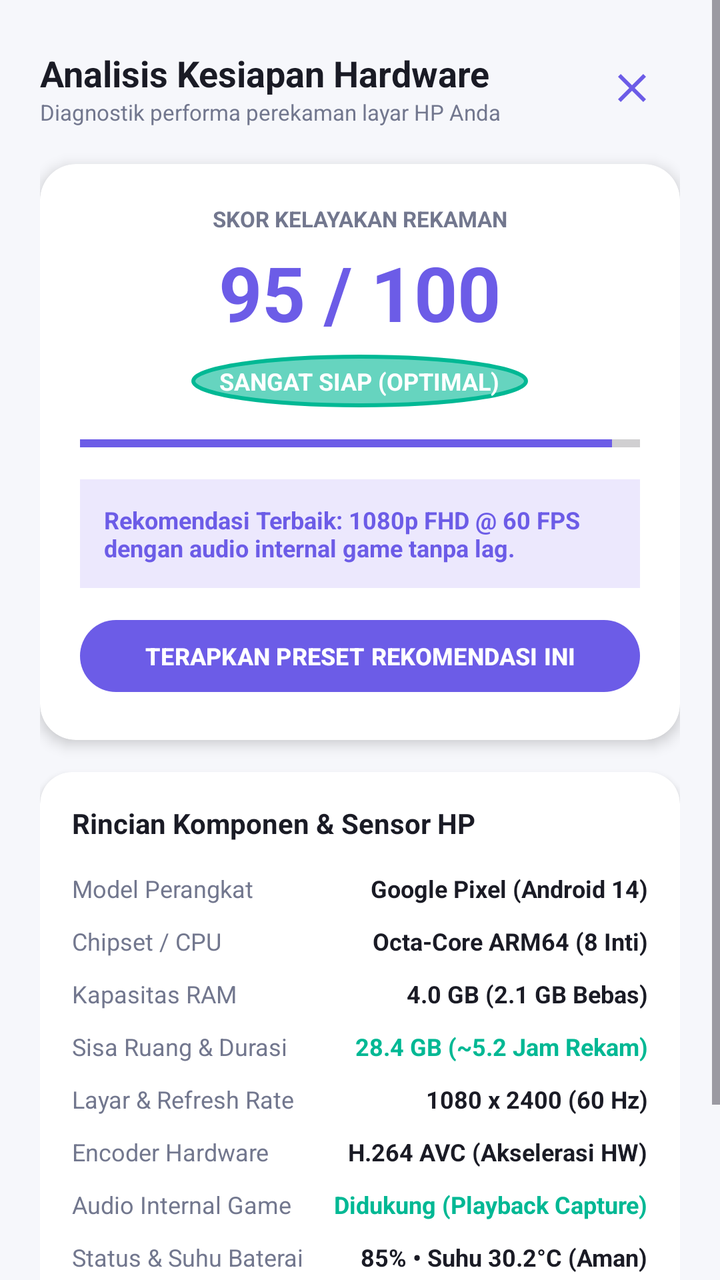
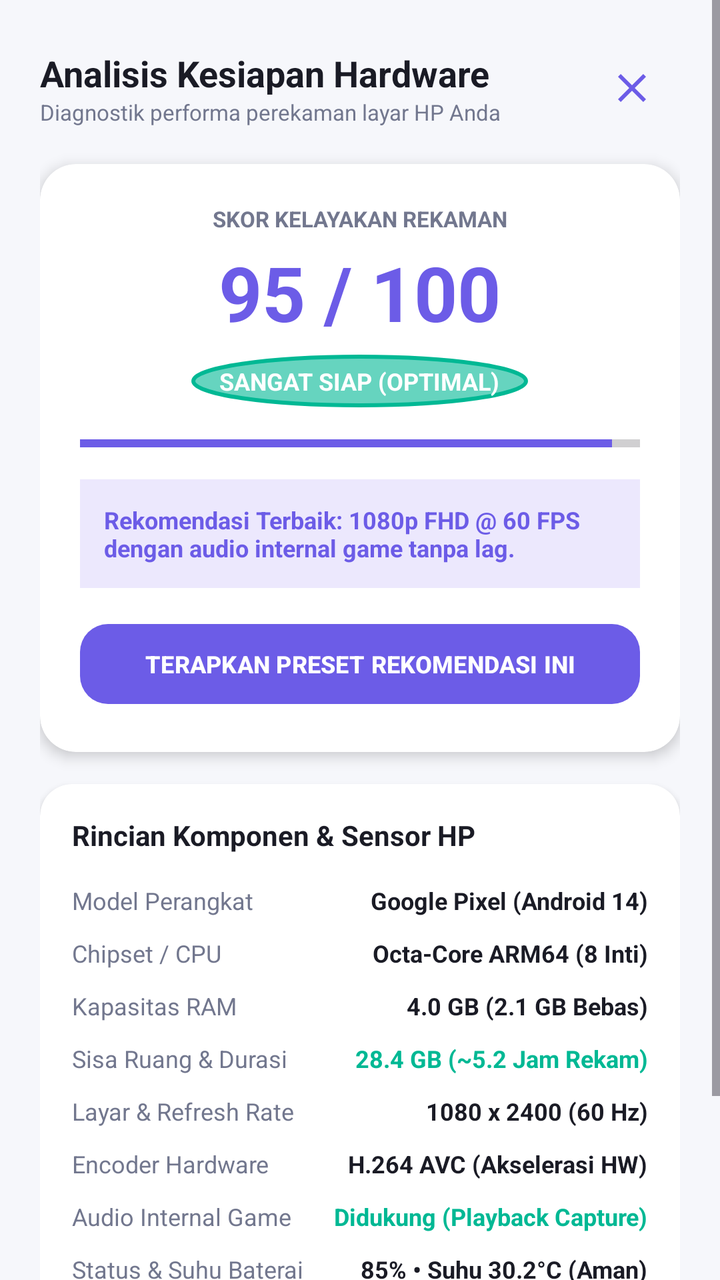

Screens rendered from an Android XML layout before and after an edit, with the pre-edit source and the edit as a unified diff.
<!-- AndroidManifest.xml: application theme Theme.RekaminDulu -->
<!-- res/layout/layout_spec_analysis_dialog.xml -->
<?xml version="1.0" encoding="utf-8"?>
<ScrollView xmlns:android="http://schemas.android.com/apk/res/android"
    xmlns:app="http://schemas.android.com/apk/res-auto"
    android:layout_width="match_parent"
    android:layout_height="wrap_content"
    android:background="@color/colorBackground"
    android:fillViewport="true">

    <LinearLayout
        android:layout_width="match_parent"
        android:layout_height="wrap_content"
        android:orientation="vertical"
        android:padding="20dp">

        
        <RelativeLayout
            android:layout_width="match_parent"
            android:layout_height="wrap_content"
            android:layout_marginBottom="14dp">

            <LinearLayout
                android:layout_width="wrap_content"
                android:layout_height="wrap_content"
                android:layout_alignParentStart="true"
                android:layout_centerVertical="true"
                android:orientation="vertical">

                <TextView
                    android:layout_width="wrap_content"
                    android:layout_height="wrap_content"
                    android:text="Analisis Kesiapan Hardware"
                    android:textColor="@color/textTitle"
                    android:textSize="18sp"
                    android:textStyle="bold" />

                <TextView
                    android:layout_width="wrap_content"
                    android:layout_height="wrap_content"
                    android:text="Diagnostik performa perekaman layar HP Anda"
                    android:textColor="@color/textCaption"
                    android:textSize="11sp" />
            </LinearLayout>

            <ImageView
                android:id="@+id/btn_close_dialog"
                android:layout_width="48dp"
                android:layout_height="48dp"
                android:layout_alignParentEnd="true"
                android:layout_centerVertical="true"
                android:background="?attr/selectableItemBackgroundBorderless"
                android:contentDescription="Tutup"
                android:padding="12dp"
                android:src="@drawable/ic_close" />
        </RelativeLayout>

        
        <androidx.cardview.widget.CardView
            android:layout_width="match_parent"
            android:layout_height="wrap_content"
            android:layout_marginBottom="16dp"
            app:cardBackgroundColor="@color/colorSurface"
            app:cardCornerRadius="18dp"
            app:cardElevation="4dp">

            <LinearLayout
                android:layout_width="match_parent"
                android:layout_height="wrap_content"
                android:gravity="center"
                android:orientation="vertical"
                android:padding="20dp">

                <TextView
                    android:layout_width="wrap_content"
                    android:layout_height="wrap_content"
                    android:text="SKOR KELAYAKAN REKAMAN"
                    android:textColor="@color/textCaption"
                    android:textSize="11sp"
                    android:textStyle="bold" />

                <TextView
                    android:id="@+id/text_dialog_score"
                    android:layout_width="wrap_content"
                    android:layout_height="wrap_content"
                    android:layout_marginTop="4dp"
                    android:text="95 / 100"
                    android:textColor="@color/colorPrimary"
                    android:textSize="38sp"
                    android:textStyle="bold" />

                <TextView
                    android:id="@+id/text_dialog_status_badge"
                    android:layout_width="wrap_content"
                    android:layout_height="wrap_content"
                    android:layout_marginTop="6dp"
                    android:background="@drawable/ic_play_circle_bg"
                    android:backgroundTint="@color/colorSuccess"
                    android:paddingHorizontal="14dp"
                    android:paddingVertical="5dp"
                    android:text="SANGAT SIAP (OPTIMAL)"
                    android:textColor="@color/colorOnPrimary"
                    android:textSize="12sp"
                    android:textStyle="bold" />
                    android:textStyle="bold" />

                <ProgressBar
                    android:id="@+id/progress_dialog_score"
                    style="?android:attr/progressBarStyleHorizontal"
                    android:layout_width="match_parent"
                    android:layout_height="8dp"
                    android:layout_marginTop="14dp"
                    android:max="100"
                    android:progress="95"
                    android:progressTint="@color/colorPrimary" />

                <TextView
                    android:id="@+id/text_dialog_recommendation"
                    android:layout_width="match_parent"
                    android:layout_height="wrap_content"
                    android:layout_marginTop="14dp"
                    android:background="@color/colorPrimaryContainer"
                    android:padding="12dp"
                    android:text="Rekomendasi Terbaik: 1080p FHD @ 60 FPS dengan audio internal game tanpa lag."
                    android:textColor="@color/colorPrimary"
                    android:textSize="12sp"
                    android:textStyle="bold" />

                <Button
                    android:id="@+id/btn_apply_recommendation"
                    android:layout_width="match_parent"
                    android:layout_height="44dp"
                    android:layout_marginTop="12dp"
                    android:text="TERAPKAN PRESET REKOMENDASI INI"
                    android:textColor="@color/colorOnPrimary"
                    android:textSize="12sp"
                    android:textStyle="bold"
                    app:backgroundTint="@color/colorPrimary" />
            </LinearLayout>
        </androidx.cardview.widget.CardView>

        
        <androidx.cardview.widget.CardView
            android:layout_width="match_parent"
            android:layout_height="wrap_content"
            android:layout_marginBottom="16dp"
            app:cardBackgroundColor="@color/colorSurface"
            app:cardCornerRadius="16dp"
            app:cardElevation="2dp">

            <LinearLayout
                android:layout_width="match_parent"
                android:layout_height="wrap_content"
                android:orientation="vertical"
                android:padding="16dp">

                <TextView
                    android:layout_width="wrap_content"
                    android:layout_height="wrap_content"
                    android:layout_marginBottom="10dp"
                    android:text="Rincian Komponen &amp; Sensor HP"
                    android:textColor="@color/textTitle"
                    android:textSize="14sp"
                    android:textStyle="bold" />

                
                <RelativeLayout
                    android:layout_width="match_parent"
                    android:layout_height="wrap_content"
                    android:paddingVertical="5dp">

                    <TextView
                        android:layout_width="wrap_content"
                        android:layout_height="wrap_content"
                        android:layout_alignParentStart="true"
                        android:text="Model Perangkat"
                        android:textColor="@color/textCaption"
                        android:textSize="12sp" />

                    <TextView
                        android:id="@+id/text_diag_device"
                        android:layout_width="wrap_content"
                        android:layout_height="wrap_content"
                        android:layout_alignParentEnd="true"
                        android:text="Google Pixel (Android 14)"
                        android:textColor="@color/textTitle"
                        android:textSize="12sp"
                        android:textStyle="bold" />
                </RelativeLayout>

                
                <RelativeLayout
                    android:layout_width="match_parent"
                    android:layout_height="wrap_content"
                    android:paddingVertical="5dp">

                    <TextView
                        android:layout_width="wrap_content"
                        android:layout_height="wrap_content"
                        android:layout_alignParentStart="true"
                        android:text="Chipset / CPU"
                        android:textColor="@color/textCaption"
                        android:textSize="12sp" />

                    <TextView
                        android:id="@+id/text_diag_cpu"
                        android:layout_width="wrap_content"
                        android:layout_height="wrap_content"
                        android:layout_alignParentEnd="true"
                        android:text="Octa-Core ARM64 (8 Inti)"
                        android:textColor="@color/textTitle"
                        android:textSize="12sp"
                        android:textStyle="bold" />
                </RelativeLayout>

                
                <RelativeLayout
                    android:layout_width="match_parent"
                    android:layout_height="wrap_content"
                    android:paddingVertical="5dp">

                    <TextView
                        android:layout_width="wrap_content"
                        android:layout_height="wrap_content"
                        android:layout_alignParentStart="true"
                        android:text="Kapasitas RAM"
                        android:textColor="@color/textCaption"
                        android:textSize="12sp" />

                    <TextView
                        android:id="@+id/text_diag_ram"
                        android:layout_width="wrap_content"
                        android:layout_height="wrap_content"
                        android:layout_alignParentEnd="true"
                        android:text="4.0 GB (2.1 GB Bebas)"
                        android:textColor="@color/textTitle"
                        android:textSize="12sp"
                        android:textStyle="bold" />
                </RelativeLayout>

                
                <RelativeLayout
                    android:layout_width="match_parent"
                    android:layout_height="wrap_content"
                    android:paddingVertical="5dp">

                    <TextView
                        android:layout_width="wrap_content"
                        android:layout_height="wrap_content"
                        android:layout_alignParentStart="true"
                        android:text="Sisa Ruang &amp; Durasi"
                        android:textColor="@color/textCaption"
                        android:textSize="12sp" />

                    <TextView
                        android:id="@+id/text_diag_storage"
                        android:layout_width="wrap_content"
                        android:layout_height="wrap_content"
                        android:layout_alignParentEnd="true"
                        android:text="28.4 GB (~5.2 Jam Rekam)"
                        android:textColor="@color/colorSuccess"
                        android:textSize="12sp"
                        android:textStyle="bold" />
                </RelativeLayout>

                
                <RelativeLayout
                    android:layout_width="match_parent"
                    android:layout_height="wrap_content"
                    android:paddingVertical="5dp">

                    <TextView
                        android:layout_width="wrap_content"
                        android:layout_height="wrap_content"
                        android:layout_alignParentStart="true"
                        android:text="Layar &amp; Refresh Rate"
                        android:textColor="@color/textCaption"
                        android:textSize="12sp" />

                    <TextView
                        android:id="@+id/text_diag_screen"
                        android:layout_width="wrap_content"
                        android:layout_height="wrap_content"
                        android:layout_alignParentEnd="true"
                        android:text="1080 x 2400 (60 Hz)"
                        android:textColor="@color/textTitle"
                        android:textSize="12sp"
                        android:textStyle="bold" />
                </RelativeLayout>

                
                <RelativeLayout
                    android:layout_width="match_parent"
                    android:layout_height="wrap_content"
                    android:paddingVertical="5dp">

                    <TextView
                        android:layout_width="wrap_content"
                        android:layout_height="wrap_content"
                        android:layout_alignParentStart="true"
                        android:text="Encoder Hardware"
                        android:textColor="@color/textCaption"
                        android:textSize="12sp" />

                    <TextView
                        android:id="@+id/text_diag_codec"
                        android:layout_width="wrap_content"
                        android:layout_height="wrap_content"
                        android:layout_alignParentEnd="true"
                        android:text="H.264 AVC (Akselerasi HW)"
                        android:textColor="@color/textTitle"
                        android:textSize="12sp"
                        android:textStyle="bold" />
                </RelativeLayout>

                
                <RelativeLayout
                    android:layout_width="match_parent"
                    android:layout_height="wrap_content"
                    android:paddingVertical="5dp">

                    <TextView
                        android:layout_width="wrap_content"
                        android:layout_height="wrap_content"
                        android:layout_alignParentStart="true"
                        android:text="Audio Internal Game"
                        android:textColor="@color/textCaption"
                        android:textSize="12sp" />

                    <TextView
                        android:id="@+id/text_diag_audio"
                        android:layout_width="wrap_content"
                        android:layout_height="wrap_content"
                        android:layout_alignParentEnd="true"
                        android:text="Didukung (Playback Capture)"
                        android:textColor="@color/colorSuccess"
                        android:textSize="12sp"
                        android:textStyle="bold" />
                </RelativeLayout>

                
                <RelativeLayout
                    android:layout_width="match_parent"
                    android:layout_height="wrap_content"
                    android:paddingVertical="5dp">

                    <TextView
                        android:layout_width="wrap_content"
                        android:layout_height="wrap_content"
                        android:layout_alignParentStart="true"
                        android:text="Status &amp; Suhu Baterai"
                        android:textColor="@color/textCaption"
                        android:textSize="12sp" />

                    <TextView
                        android:id="@+id/text_diag_battery"
                        android:layout_width="wrap_content"
                        android:layout_height="wrap_content"
                        android:layout_alignParentEnd="true"
                        android:text="85% • Suhu 30.2°C (Aman)"
                        android:textColor="@color/textTitle"
                        android:textSize="12sp"
                        android:textStyle="bold" />
                </RelativeLayout>

            </LinearLayout>
        </androidx.cardview.widget.CardView>

        <Button
            android:id="@+id/btn_dismiss_dialog"
            android:layout_width="match_parent"
            android:layout_height="48dp"
            android:text="TUTUP LAPORAN DIAGNOSTIK"
            android:textColor="@color/colorOnPrimary"
            android:textStyle="bold"
            app:backgroundTint="@color/textCaption" />

    </LinearLayout>
</ScrollView>
<!-- resources referenced by this layout -->
<resources>
  <color name="colorBackground">#F6F7FB</color>
  <color name="colorOnPrimary">#FFFFFF</color>
  <color name="colorPrimary">#6C5CE7</color>
  <color name="colorPrimaryContainer">#ECE8FD</color>
  <color name="colorSuccess">#00B894</color>
  <color name="colorSurface">#FFFFFF</color>
  <color name="textCaption">#72778E</color>
  <color name="textTitle">#1A1B25</color>
  <!-- drawable ic_close (drawable) -->
  <vector xmlns:android="http://schemas.android.com/apk/res/android"
      android:width="24dp"
      android:height="24dp"
      android:viewportWidth="24"
      android:viewportHeight="24">
      <path
          android:fillColor="#FF3838"
          android:pathData="M19,6.41L17.59,5 12,10.59 6.41,5 5,6.41 10.59,12 5,17.59 6.41,19 12,13.41 17.59,19 19,17.59 13.41,12z"/>
  </vector>
  <!-- drawable ic_play_circle_bg (drawable) -->
  <?xml version="1.0" encoding="utf-8"?>
  <shape xmlns:android="http://schemas.android.com/apk/res/android"
      android:shape="oval">
      <solid android:color="#99000000" />
      <stroke
          android:width="2dp"
          android:color="#FFFFFF" />
  </shape>
  <style name="Theme.RekaminDulu" parent="Theme.Material3.DayNight.NoActionBar">
          <item name="colorPrimary">@color/colorPrimary</item>
          <item name="colorOnPrimary">@color/colorOnPrimary</item>
          <item name="colorPrimaryContainer">@color/colorPrimaryContainer</item>
          <item name="colorOnPrimaryContainer">@color/colorOnPrimaryContainer</item>
          <item name="colorSurface">@color/colorSurface</item>
          <item name="colorOnSurface">@color/colorOnSurface</item>
          <item name="android:windowBackground">@color/colorBackground</item>
          <item name="android:statusBarColor">@color/colorBackground</item>
          <item name="android:windowLightStatusBar">true</item>
          <item name="android:navigationBarColor">@color/colorSurface</item>
      </style>
  <color name="colorOnPrimaryContainer">#4435B8</color>
  <color name="colorOnSurface">#1A1B25</color>
</resources>

<!-- the commit's change to res/layout/layout_spec_analysis_dialog.xml (unified diff, before → after) -->
@@ -100,7 +100,6 @@
                     android:textColor="@color/colorOnPrimary"
                     android:textSize="12sp"
                     android:textStyle="bold" />
-                    android:textStyle="bold" />
 
                 <ProgressBar
                     android:id="@+id/progress_dialog_score"
@@ -127,13 +126,14 @@
                 <Button
                     android:id="@+id/btn_apply_recommendation"
                     android:layout_width="match_parent"
-                    android:layout_height="44dp"
-                    android:layout_marginTop="12dp"
+                    android:layout_height="48dp"
+                    android:layout_marginTop="14dp"
                     android:text="TERAPKAN PRESET REKOMENDASI INI"
                     android:textColor="@color/colorOnPrimary"
                     android:textSize="12sp"
                     android:textStyle="bold"
-                    app:backgroundTint="@color/colorPrimary" />
+                    app:backgroundTint="@color/colorPrimary"
+                    app:cornerRadius="14dp" />
             </LinearLayout>
         </androidx.cardview.widget.CardView>
 
@@ -366,12 +366,13 @@
 
         <Button
             android:id="@+id/btn_dismiss_dialog"
+            style="@style/Widget.Material3.Button.TonalButton"
             android:layout_width="match_parent"
             android:layout_height="48dp"
             android:text="TUTUP LAPORAN DIAGNOSTIK"
-            android:textColor="@color/colorOnPrimary"
+            android:textColor="@color/textTitle"
             android:textStyle="bold"
-            app:backgroundTint="@color/textCaption" />
+            app:cornerRadius="14dp" />
 
     </LinearLayout>
 </ScrollView>
